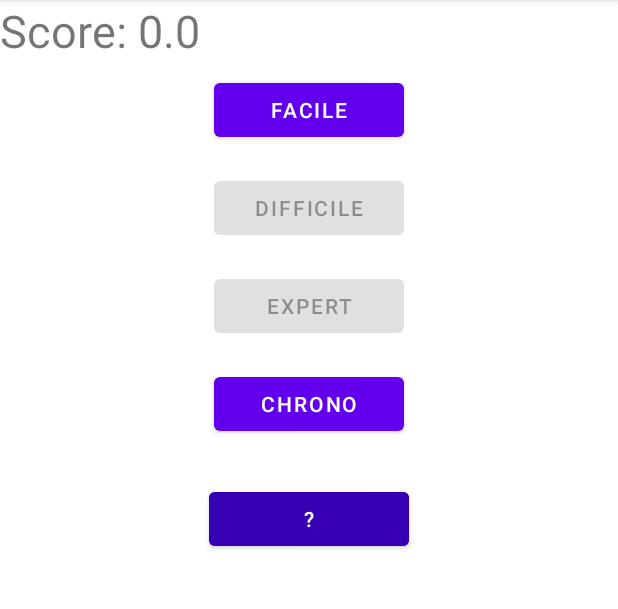
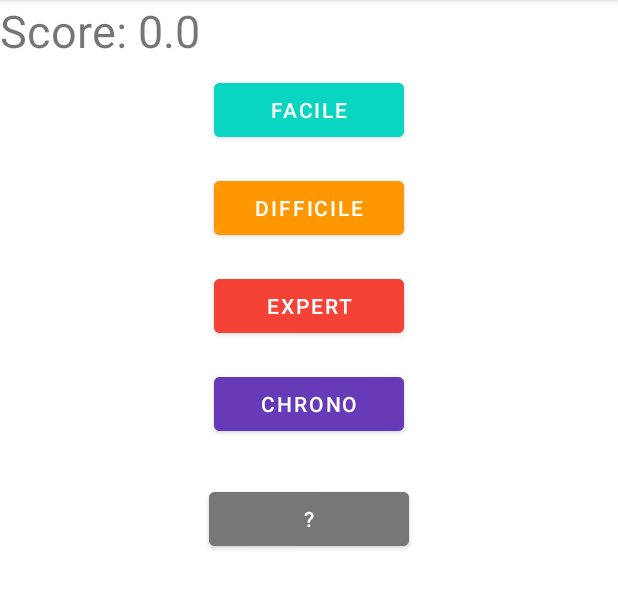
Before and after one commit to NinoLS/projet_color_memory, an Android app: the screen it shows after launch (difficultySelector), on a phone screen of 412 x 824 dp, the part 84-693 px from its top. Run offline under Robolectric (Android 15) with nearby library versions, the phone set to English and light mode, and no system bars.

Commit message:
Modif : selector buttons colors

```diff
--- a/app/src/main/java/com/example/colormemory/difficultyStart.java
+++ b/app/src/main/java/com/example/colormemory/difficultyStart.java
@@ -48,7 +48,7 @@ public class difficultyStart extends AppCompatActivity {
         super.onCreate(savedInstanceState);
         setContentView(R.layout.activity_difficulty);
 
-        //parametre diffculte
+        //parametre difficulte
         Intent intent = getIntent();
         n_DIFF = intent.getIntExtra("DIFF",0);
         n_NIVEAU_MIN = 1;
--- a/app/src/main/res/layout/activity_difficulty_selector.xml
+++ b/app/src/main/res/layout/activity_difficulty_selector.xml
@@ -39,7 +39,8 @@
                 android:layout_height="wrap_content"
                 android:layout_margin="3dp"
                 android:onClick="startNiveauFacile"
-                android:text="@string/facile" />
+                android:text="@string/facile"
+                android:backgroundTint="@color/my_blue_green" />
 
         </TableRow>
 
@@ -54,9 +55,10 @@
                 android:layout_width="wrap_content"
                 android:layout_height="wrap_content"
                 android:layout_margin="3dp"
-                android:enabled="false"
+                android:enabled="true"
                 android:onClick="startNiveauDifficile"
-                android:text="@string/difficile" />
+                android:text="@string/difficile"
+                android:backgroundTint="@color/my_orange"/>
         </TableRow>
 
         <TableRow
@@ -70,9 +72,10 @@
                 android:layout_width="wrap_content"
                 android:layout_height="wrap_content"
                 android:layout_margin="3dp"
-                android:enabled="false"
+                android:enabled="true"
                 android:onClick="startNiveauExpert"
-                android:text="@string/expert" />
+                android:text="@string/expert"
+                android:backgroundTint="@color/my_red"/>
         </TableRow>
 
         <TableRow
@@ -88,7 +91,8 @@
                 android:layout_margin="3dp"
                 android:enabled="true"
                 android:onClick="startNiveauChrono"
-                android:text="@string/chrono" />
+                android:text="@string/chrono"
+                android:backgroundTint="@color/my_violet"/>
         </TableRow>
 
         <TableRow
@@ -102,7 +106,7 @@
                 android:layout_width="wrap_content"
                 android:layout_height="wrap_content"
                 android:text="@string/info"
-                android:backgroundTint="@color/purple_700"
+                android:backgroundTint="@color/my_grey"
                 android:onClick="displayInfo"/>
         </TableRow>
 
```
